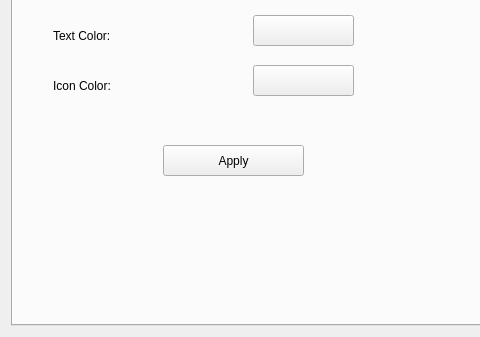
The window that settingsDialog.ui (eurosa/DigilineSystem-new) describes before a commit, drawn with Qt 5; both pictures show x 0 to 480 and y 162 to 499 of the 818 by 499 pixel window.
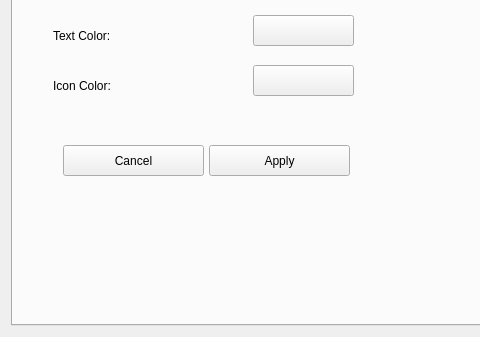
The same window after the commit. The open tabs and pages were chosen to show the change. Icons and pictures are not drawn.

Patch:
```diff
--- a/settingsDialog.ui
+++ b/settingsDialog.ui
@@ -7,7 +7,7 @@
     <x>0</x>
     <y>0</y>
     <width>814</width>
-    <height>440</height>
+    <height>495</height>
    </rect>
   </property>
   <property name="windowTitle">
@@ -1240,7 +1240,7 @@
       <widget class="QPushButton" name="applyColor">
        <property name="geometry">
         <rect>
-         <x>150</x>
+         <x>196</x>
          <y>270</y>
          <width>141</width>
          <height>31</height>
@@ -1250,6 +1250,19 @@
         <string>Apply</string>
        </property>
       </widget>
+      <widget class="QPushButton" name="cancelColor">
+       <property name="geometry">
+        <rect>
+         <x>50</x>
+         <y>270</y>
+         <width>141</width>
+         <height>31</height>
+        </rect>
+       </property>
+       <property name="text">
+        <string>Cancel</string>
+       </property>
+      </widget>
      </widget>
     </widget>
    </item>
```
Left out of the diff: 973 changed lines with no effect on the pictures.
